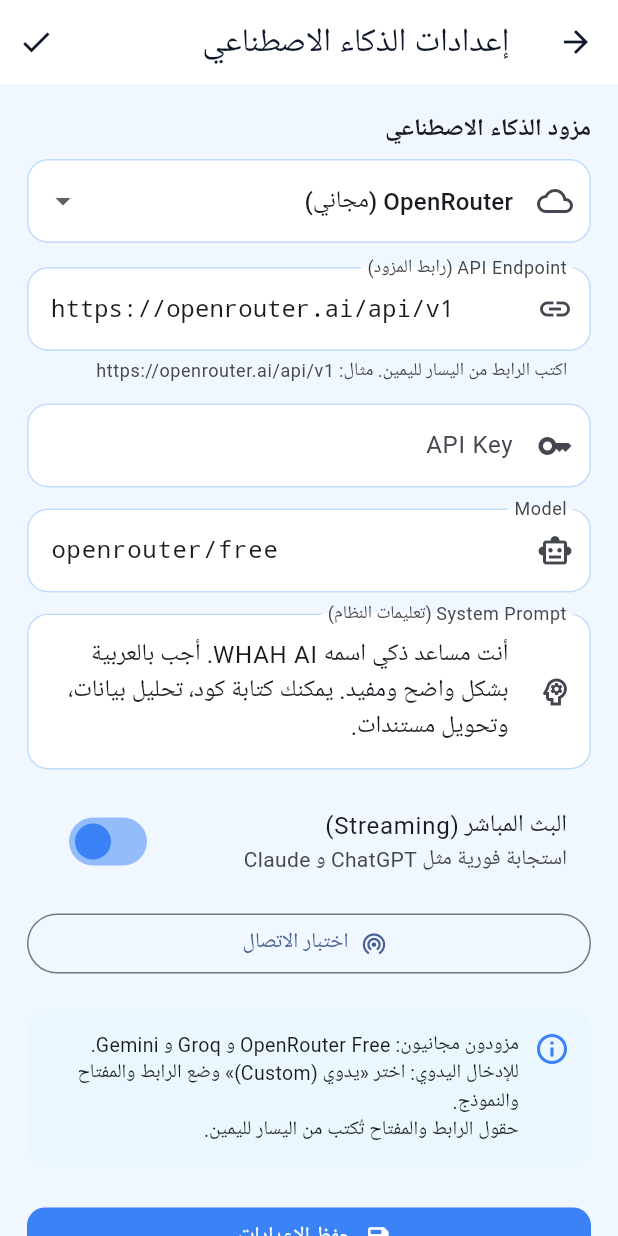
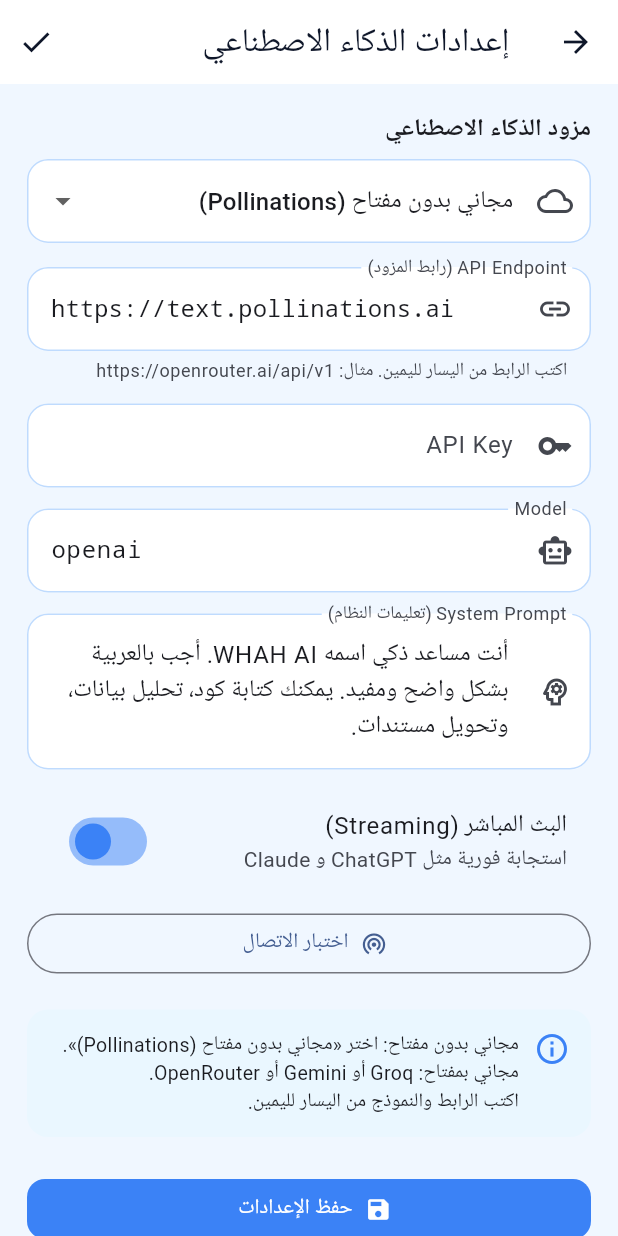
Before and after one commit to tayebi7/whah-ai, a Flutter app: the SettingsPage screen opened directly with empty values, on a phone screen of 412 x 824 dp. Run offline on Flutter 3.47's test engine with Material 3 defaults, Android fonts, the phone set to English and light mode, and no system bars; our stand-ins replace file_picker, flutter_markdown, shared_preferences; accounts and stored records are empty.

Commit message:
Update provider settings and validation logic

```diff
--- a/lib/main.dart
+++ b/lib/main.dart
@@ -227,10 +227,10 @@ class WahaSettings {
   String systemPrompt;
 
   WahaSettings({
-    this.provider = 'OpenRouter (مجاني)',
-    this.endpoint = 'https://openrouter.ai/api/v1',
+    this.provider = 'مجاني بدون مفتاح (Pollinations)',
+    this.endpoint = 'https://text.pollinations.ai',
     this.apiKey = '',
-    this.model = 'openrouter/free',
+    this.model = 'openai',
     this.streamEnabled = true,
     this.systemPrompt =
         'أنت مساعد ذكي اسمه WHAH AI. أجب بالعربية بشكل واضح ومفيد. يمكنك كتابة كود، تحليل بيانات، وتحويل مستندات.',
@@ -567,9 +567,11 @@ class _ChatPageState extends State<ChatPage> {
     if (_isLoading) return;
 
     // تحقق من الإعدادات
-    if (_settings.apiKey.trim().isEmpty &&
-        !_settings.provider.contains('يدوي') &&
-        _settings.provider != 'Custom') {
+    final noKeyOk = _settings.provider.contains('بدون مفتاح') ||
+        _settings.provider.contains('Pollinations') ||
+        _settings.provider.contains('يدوي') ||
+        _settings.provider == 'Custom';
+    if (_settings.apiKey.trim().isEmpty && !noKeyOk) {
       ScaffoldMessenger.of(context).showSnackBar(
         SnackBar(
           content: const Text('أدخل مفتاح API من الإعدادات أولاً'),
@@ -1379,28 +1381,32 @@ class _SettingsPageState extends State<SettingsPage> {
   String? _testResult;
 
   static const _providers = {
-    // —— مجاني / طبقة مجانية ——
+    // —— بدون مفتاح API ——
+    'مجاني بدون مفتاح (Pollinations)': {
+      'endpoint': 'https://text.pollinations.ai',
+      'model': 'openai',
+    },
+    // —— مجاني بمفتاح مجاني ——
+    'Groq (مجاني)': {
+      'endpoint': 'https://api.groq.com/openai/v1',
+      'model': 'llama-3.3-70b-versatile',
+    },
     'OpenRouter (مجاني)': {
       'endpoint': 'https://openrouter.ai/api/v1',
       'model': 'openrouter/free',
-    },
-    'Groq (مجاني)': {
-      'endpoint': 'https://api.groq.com/openai/v1',
-      'model': 'llama-3.3-70b-versatile',
     },
     'Google Gemini (مجاني)': {
       'endpoint': 'https://generativelanguage.googleapis.com/v1beta/openai',
       'model': 'gemini-2.0-flash',
     },
-    'DeepSeek (رخيص)': {
+    'DeepSeek': {
       'endpoint': 'https://api.deepseek.com/v1',
       'model': 'deepseek-chat',
     },
-    'Mistral (تجريبي)': {
+    'Mistral': {
       'endpoint': 'https://api.mistral.ai/v1',
       'model': 'mistral-small-latest',
     },
-    // —— مدفوع / عام ——
     'OpenAI': {
       'endpoint': 'https://api.openai.com/v1',
       'model': 'gpt-4o-mini',
@@ -1409,15 +1415,6 @@ class _SettingsPageState extends State<SettingsPage> {
       'endpoint': 'https://openrouter.ai/api/v1',
       'model': 'openai/gpt-4o-mini',
     },
-    'NVIDIA NIM': {
-      'endpoint': 'https://integrate.api.nvidia.com/v1',
-      'model': 'meta/llama-3.1-8b-instruct',
-    },
-    'Together': {
-      'endpoint': 'https://api.together.xyz/v1',
-      'model': 'meta-llama/Meta-Llama-3.1-8B-Instruct-Turbo',
-    },
-    // إدخال يدوي كامل
     'يدوي (Custom)': {
       'endpoint': '',
       'model': '',
@@ -1452,13 +1449,20 @@ class _SettingsPageState extends State<SettingsPage> {
       final preset = _providers[provider];
       if (preset != null) {
         if (preset['endpoint']!.isNotEmpty) {
-          _endpointController.text = preset['endpoint']!;
+          _endpointController.value = TextEditingValue(
+            text: preset['endpoint']!,
+            selection: TextSelection.collapsed(offset: preset['endpoint']!.length),
+          );
         }
-        if (preset['model']!.isNotEmpty &&
-            _modelController.text.trim().isEmpty) {
-          _modelController.text = preset['model']!;
-        } else if (preset['model']!.isNotEmpty) {
-          _modelController.text = preset['model']!;
+        if (preset['model']!.isNotEmpty) {
+          _modelController.value = TextEditingValue(
+            text: preset['model']!,
+            selection: TextSelection.collapsed(offset: preset['model']!.length),
+          );
+        }
+        // مزود بدون مفتاح: امسح المفتاح
+        if (provider.contains('بدون مفتاح') || provider.contains('Pollinations')) {
+          _apiKeyController.clear();
         }
       }
     });
@@ -1488,7 +1492,11 @@ class _SettingsPageState extends State<SettingsPage> {
       });
       return;
     }
-    if (apiKey.isEmpty && !_provider.contains('يدوي') && _provider != 'Custom') {
+    final noKeyOk = _provider.contains('بدون مفتاح') ||
+        _provider.contains('Pollinations') ||
+        _provider.contains('يدوي') ||
+        _provider == 'Custom';
+    if (apiKey.isEmpty && !noKeyOk) {
       setState(() {
         _testResult = '❌ أدخل مفتاح API أولاً';
         _testing = false;
@@ -1676,9 +1684,9 @@ class _SettingsPageState extends State<SettingsPage> {
                 SizedBox(width: 10),
                 Expanded(
                   child: Text(
-                    'مزودون مجانيون: OpenRouter Free و Groq و Gemini.\n'
-                    'للإدخال اليدوي: اختر «يدوي (Custom)» وضع الرابط والمفتاح والنموذج.\n'
-                    'حقول الرابط والمفتاح تُكتب من اليسار لليمين.',
+                    'مجاني بدون مفتاح: اختر «مجاني بدون مفتاح (Pollinations)».\n'
+                    'مجاني بمفتاح: Groq أو Gemini أو OpenRouter.\n'
+                    'اكتب الرابط والنموذج من اليسار لليمين.',
                     style: TextStyle(fontSize: 13, height: 1.4),
                   ),
                 ),
```
